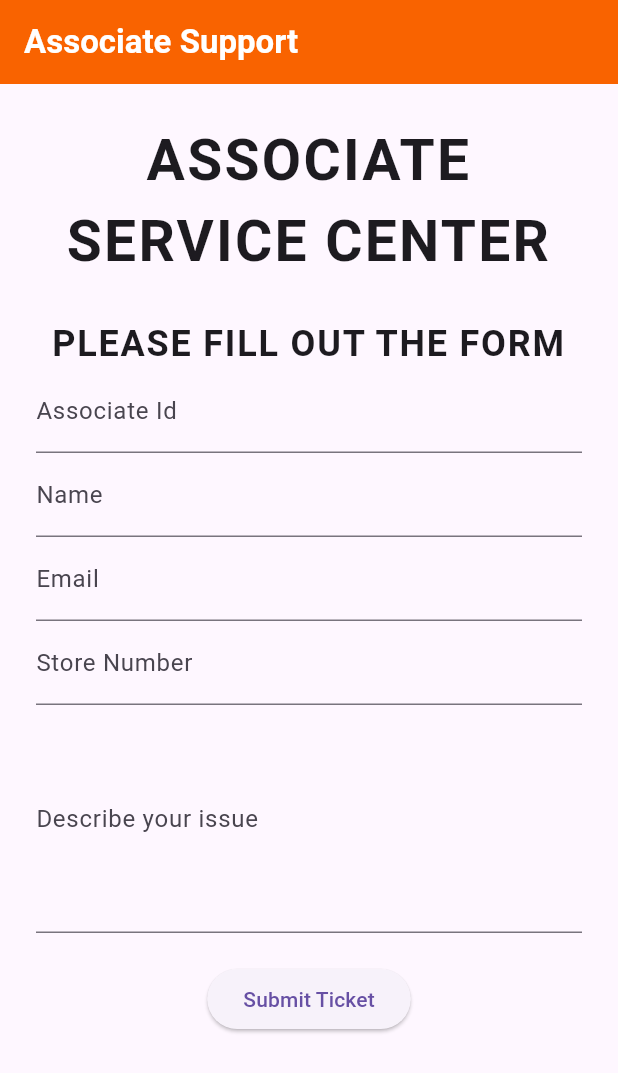
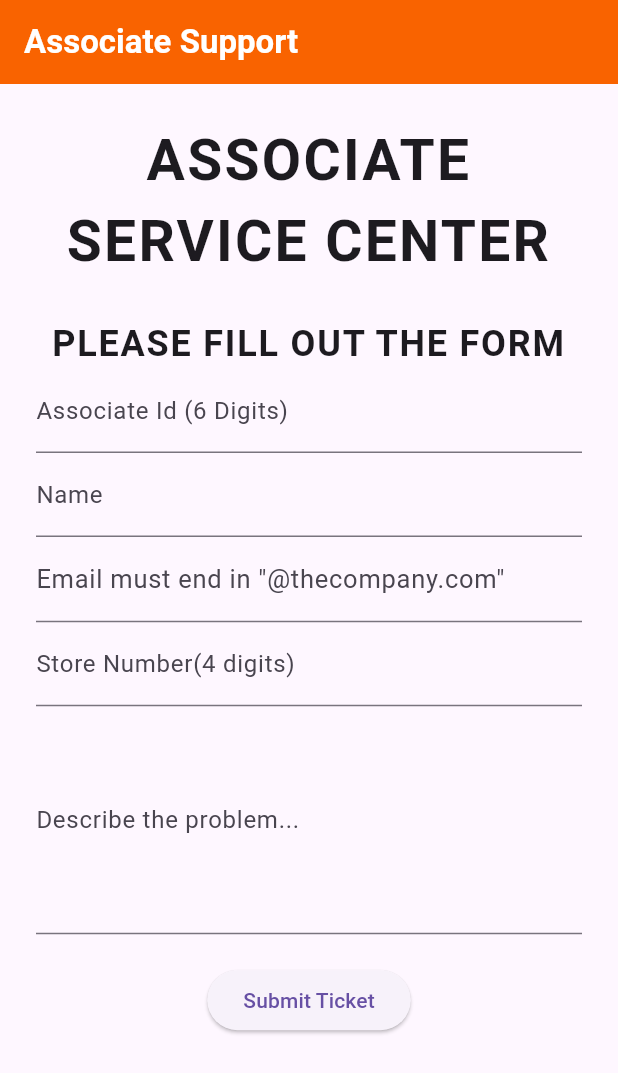
Before and after one commit to Jseg24/ai-retail-support-system, a Flutter app: the screen it shows after launch, on a phone screen of 412 x 824 dp. Shown: the top 1073 px of the screen. Run offline on Flutter 3.47's test engine with Material 3 defaults, Android fonts, the phone set to English and light mode, and no system bars.

Commit message:
Update Flutter main page

```diff
--- a/frontend/lib/main.dart
+++ b/frontend/lib/main.dart
@@ -112,8 +112,10 @@ body: Center(
           ),
           TextField(
         controller: idController,
+
         decoration: const InputDecoration(
-          labelText: 'Associate Id',
+          labelText: 'Associate Id (6 Digits)',
+
         ),
       ),
       TextField(
@@ -123,22 +125,24 @@ body: Center(
         ),
       ),
       TextField(
+
         controller: emailController,
         decoration: const InputDecoration(
-          labelText: 'Email',
+          labelText: 'Email must end in "@thecompany.com"',
+          labelStyle: TextStyle(fontSize:17),
         ),
       ),
       TextField(
         controller: storeController,
         decoration: const InputDecoration(
-          labelText: 'Store Number',
+          labelText: 'Store Number(4 digits)',
         ),
         ),
         TextField(
           controller: descriptionController,
           maxLines: 5,
           decoration: const InputDecoration(
-            labelText: 'Describe your issue',
+            labelText: 'Describe the problem...',
           ),
         ),
         const SizedBox(height: 20),
```
